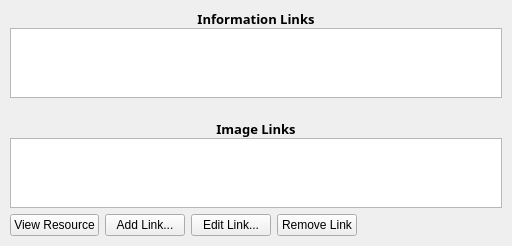
Above: kstars/details_links.ui from KDE/kstars before the change. Below: the same form after it.
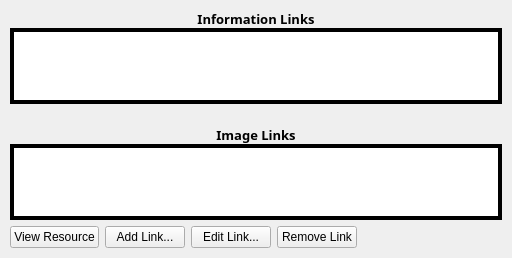
That is the form after the change.

Commit message: Cosmetic fixes for Details window.  All pages now have a uniform look, and the color scheme is better.  Got rid of K3ActiveLabels.

```diff
--- a/kstars/details_links.ui
+++ b/kstars/details_links.ui
@@ -53,6 +53,9 @@
      </item>
      <item>
       <widget class="QListWidget" name="InfoTitleList" >
+       <property name="frameShape" >
+        <enum>QFrame::Box</enum>
+       </property>
        <property name="frameShadow" >
         <enum>QFrame::Plain</enum>
        </property>
@@ -100,6 +103,9 @@
          <strikeout>false</strikeout>
         </font>
        </property>
+       <property name="autoFillBackground" >
+        <bool>true</bool>
+       </property>
        <property name="text" >
         <string>Image Links</string>
        </property>
@@ -111,7 +117,7 @@
      <item>
       <widget class="QListWidget" name="ImageTitleList" >
        <property name="frameShape" >
-        <enum>QFrame::StyledPanel</enum>
+        <enum>QFrame::Box</enum>
        </property>
        <property name="frameShadow" >
         <enum>QFrame::Plain</enum>
```
Left out of the diff: 6 changed lines with no effect on the pictures. The commit also changes 5 other files.
